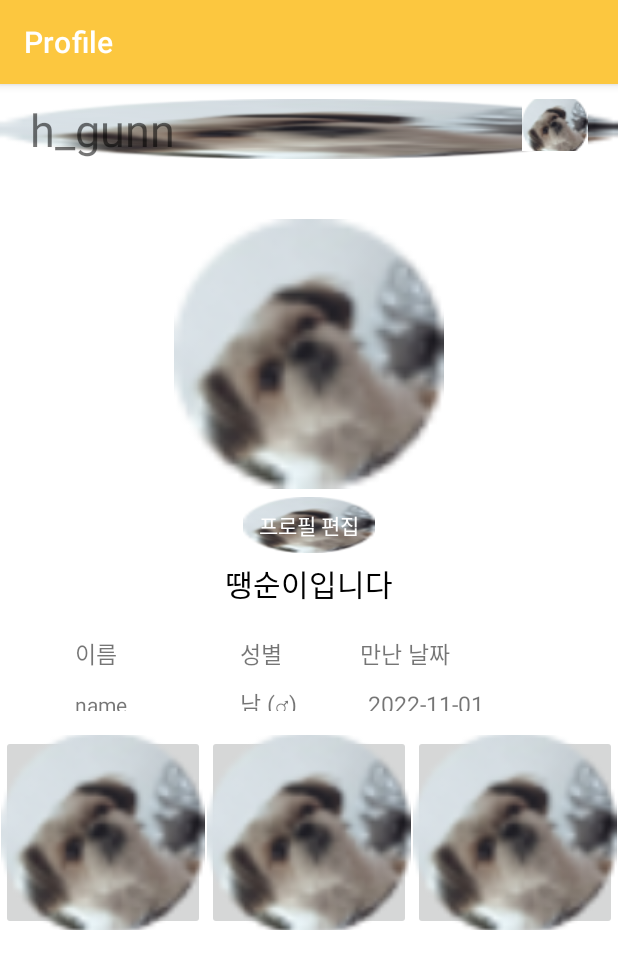
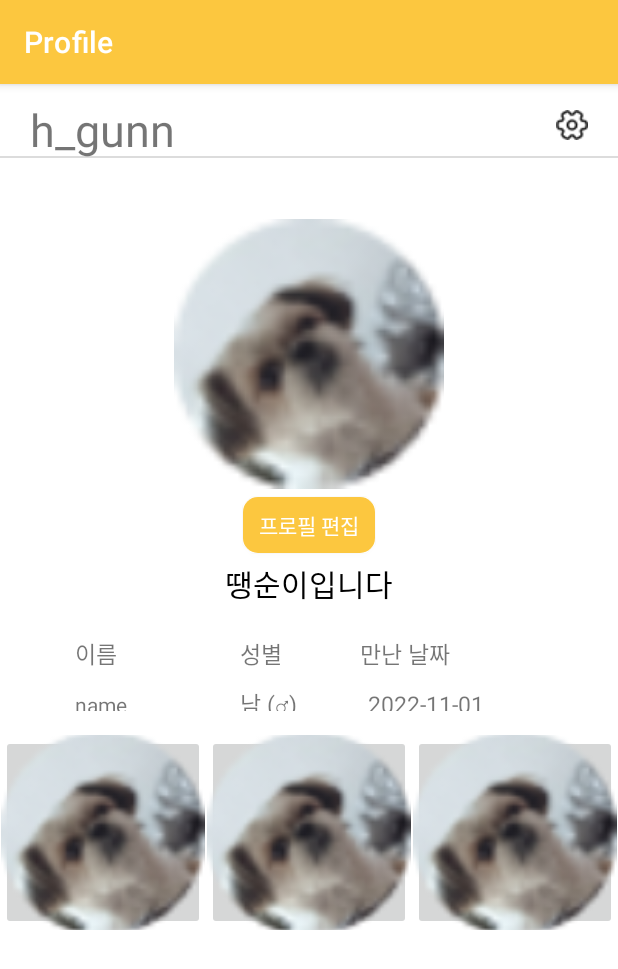
Before and after one commit to sanglim00/2022-02-MobileProgramming-Team1, an Android app: the ProfileActivity screen opened directly, with no data from a screen before it, on a phone screen of 412 x 824 dp. Shown: the top 969 px of the screen. Run offline under Robolectric (Android 15) with nearby library versions, the phone set to English and light mode, and no system bars.

Commit message:
feat. profile page icon, button 파일 추가

```diff
--- /dev/null
+++ b/app/src/main/res/drawable/btn_background_edit_profile.xml
@@ -0,0 +1,17 @@
+<?xml version="1.0" encoding="utf-8"?>
+<!--프로필 편집, 구독 버튼 background-->
+
+<shape xmlns:android="http://schemas.android.com/apk/res/android"
+    android:padding = "10dp"
+    android:shape = "rectangle"
+    >
+    <solid android:color="@color/FCC73F"/>
+
+    <corners
+        android:topLeftRadius="10dp"
+        android:topRightRadius="10dp"
+        android:bottomLeftRadius="10dp"
+        android:bottomRightRadius="10dp"/>
+
+
+</shape>
--- /dev/null
+++ b/app/src/main/res/drawable/layer_profile_header.xml
@@ -0,0 +1,17 @@
+<?xml version="1.0" encoding="utf-8"?>
+<!--profile layout header layer-->
+<layer-list xmlns:android="http://schemas.android.com/apk/res/android">
+    <item
+        android:bottom="1dp"
+        android:left="-2dp"
+        android:right="-2dp"
+        android:top="-2dp">
+        <shape android:shape="rectangle" >
+            <stroke
+                android:width="1dp"
+                android:color="#dcdcdc" />
+
+            <solid android:color="#FFF" />
+        </shape>
+    </item>
+</layer-list>
--- a/app/src/main/res/layout/activity_profile.xml
+++ b/app/src/main/res/layout/activity_profile.xml
@@ -26,7 +26,7 @@
                 android:layout_width="match_parent"
                 android:layout_height="40dp"
                 android:orientation="horizontal"
-                android:background="@drawable/ddaeng"
+                android:background="@drawable/layer_profile_header"
                 android:paddingStart="10dp"
                 android:paddingEnd="20dp"
                 android:layout_marginTop="10dp"
@@ -47,7 +47,7 @@
                     android:layout_width="wrap_content"
                     android:layout_height="match_parent"
                     android:layout_gravity="right"
-                    android:src="@drawable/ddaeng"
+                    android:src="@drawable/icon_profile_setting"
                     android:background="@color/white"
                     android:layout_marginBottom="5dp"
                     />
@@ -74,7 +74,7 @@
                     android:layout_height="37dp"
                     android:layout_gravity="center"
                     android:layout_marginTop="5dp"
-                    android:background="@drawable/ddaeng"
+                    android:background="@drawable/btn_background_edit_profile"
                     android:textColor="@color/white"
                     android:text="프로필 편집" />
 
```
Also changed, not shown: app/src/main/res/drawable/icon_profile_setting.png (added).
